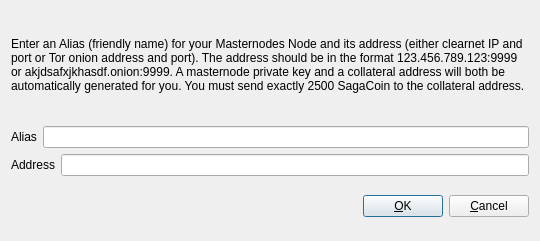
Before: the Qt Designer form src/qt/forms/addeditadrenalinenode.ui in AShelter/DemoCoin, drawn with Qt 5.
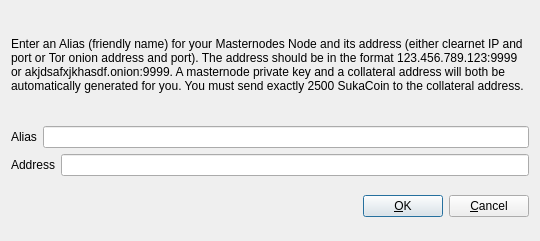
After: the same form once the commit is applied.

```diff
--- a/src/qt/forms/addeditadrenalinenode.ui
+++ b/src/qt/forms/addeditadrenalinenode.ui
@@ -34,7 +34,7 @@
         </sizepolicy>
        </property>
        <property name="text">
-        <string>&lt;html&gt;&lt;head/&gt;&lt;body&gt;&lt;p&gt;Enter an Alias (friendly name) for your Masternodes Node and its address (either clearnet IP and port or Tor onion address and port).  The address should be in the format 123.456.789.123:9999 or akjdsafxjkhasdf.onion:9999.  A masternode private key and a collateral address will both be automatically generated for you.  You must send exactly 2500 SagaCoin to the collateral address.&lt;/p&gt;&lt;/body&gt;&lt;/html&gt;</string>
+        <string>&lt;html&gt;&lt;head/&gt;&lt;body&gt;&lt;p&gt;Enter an Alias (friendly name) for your Masternodes Node and its address (either clearnet IP and port or Tor onion address and port).  The address should be in the format 123.456.789.123:9999 or akjdsafxjkhasdf.onion:9999.  A masternode private key and a collateral address will both be automatically generated for you.  You must send exactly 2500 SukaCoin to the collateral address.&lt;/p&gt;&lt;/body&gt;&lt;/html&gt;</string>
        </property>
        <property name="wordWrap">
         <bool>true</bool>
```
